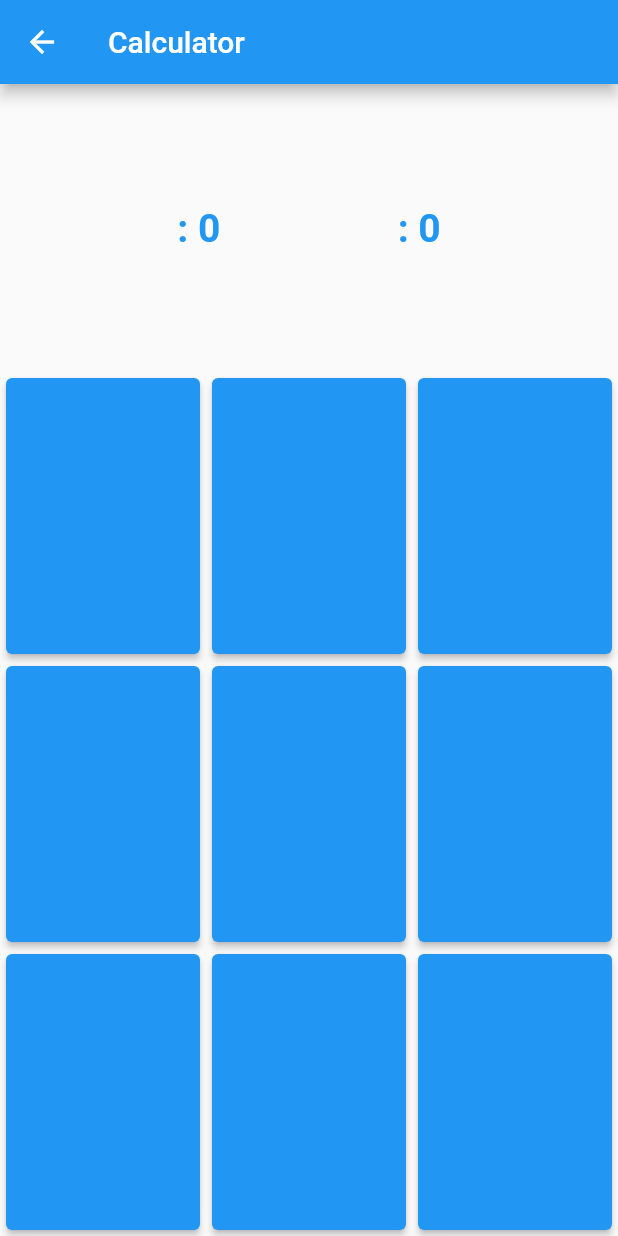
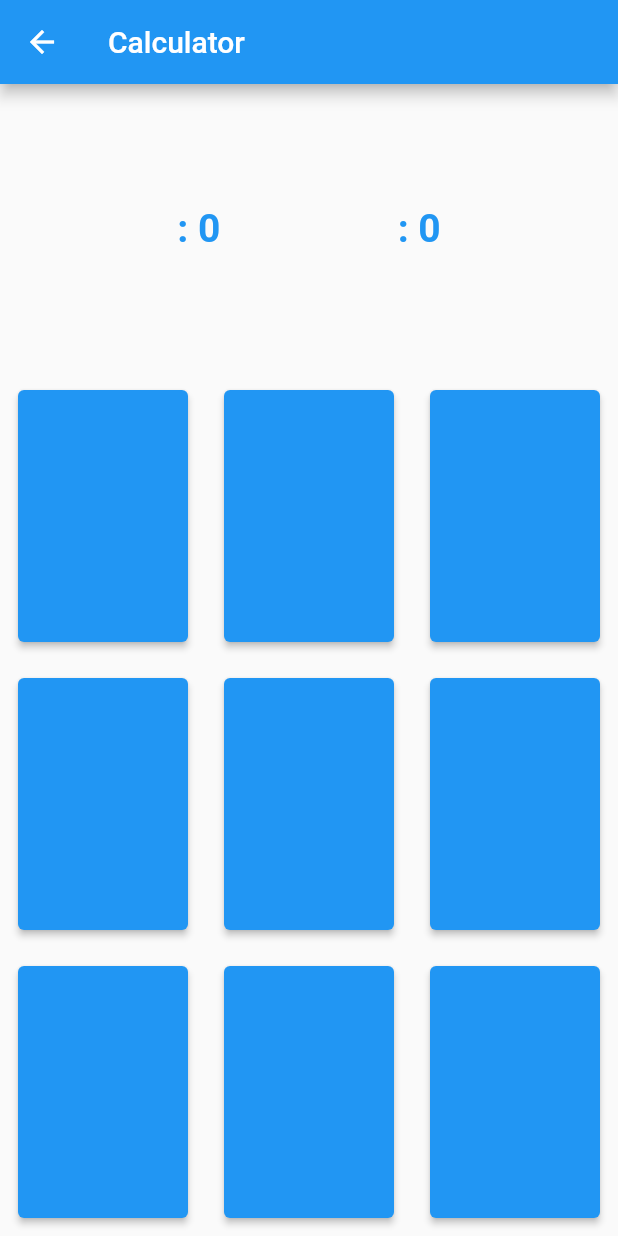
Before and after one commit to A-hmed/git_basics_sat_c9, a Flutter app: the screen it shows after launch, after a tap on "Statrt", on a phone screen of 412 x 824 dp. Run offline on Flutter 3.47's test engine with Material 2 defaults, Android fonts, the phone set to English and light mode, and no system bars.

Commit message:
Updated xo button ui.

```diff
--- a/lib/ui/screens/game_board/xo_button.dart
+++ b/lib/ui/screens/game_board/xo_button.dart
@@ -12,13 +12,14 @@ class XoButton extends StatelessWidget {
     return Expanded(
         child: Container(
       margin: EdgeInsets.all(4),
+      padding: EdgeInsets.all(8),
       child: ElevatedButton(
           onPressed: () {
             onClick(index);
           },
           child: Text(
             "$symbol",
-            style: TextStyle(fontSize: 26),
+            style: TextStyle(fontSize: 28, color: Colors.black),
           )),
     ));
   }
```
